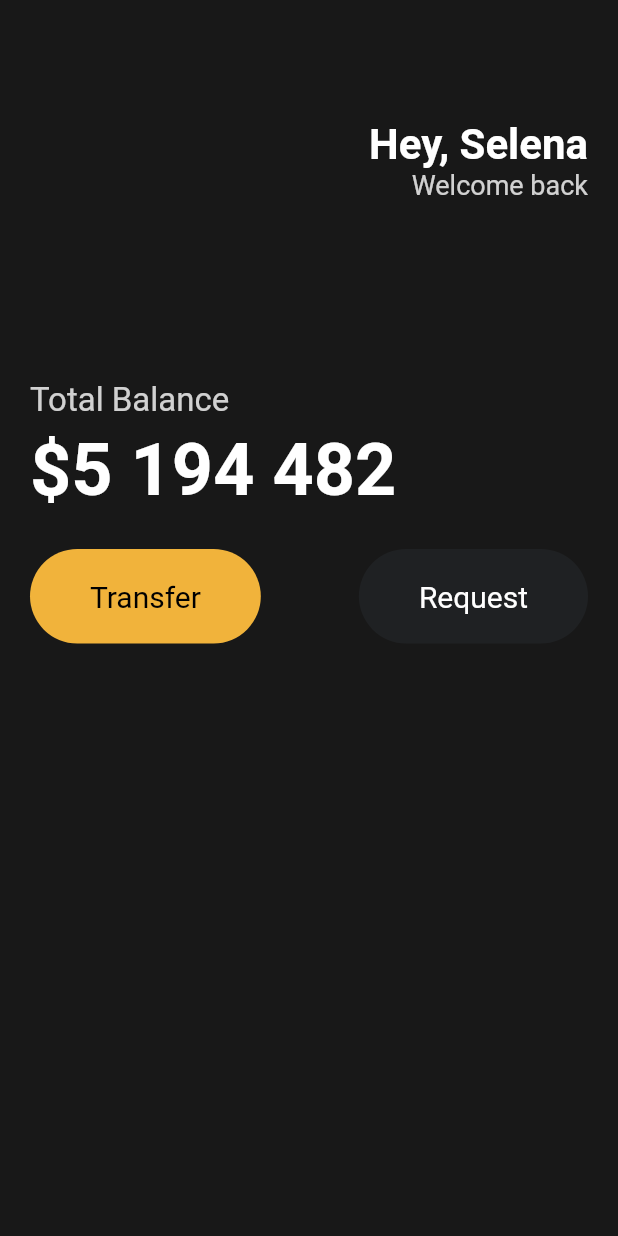
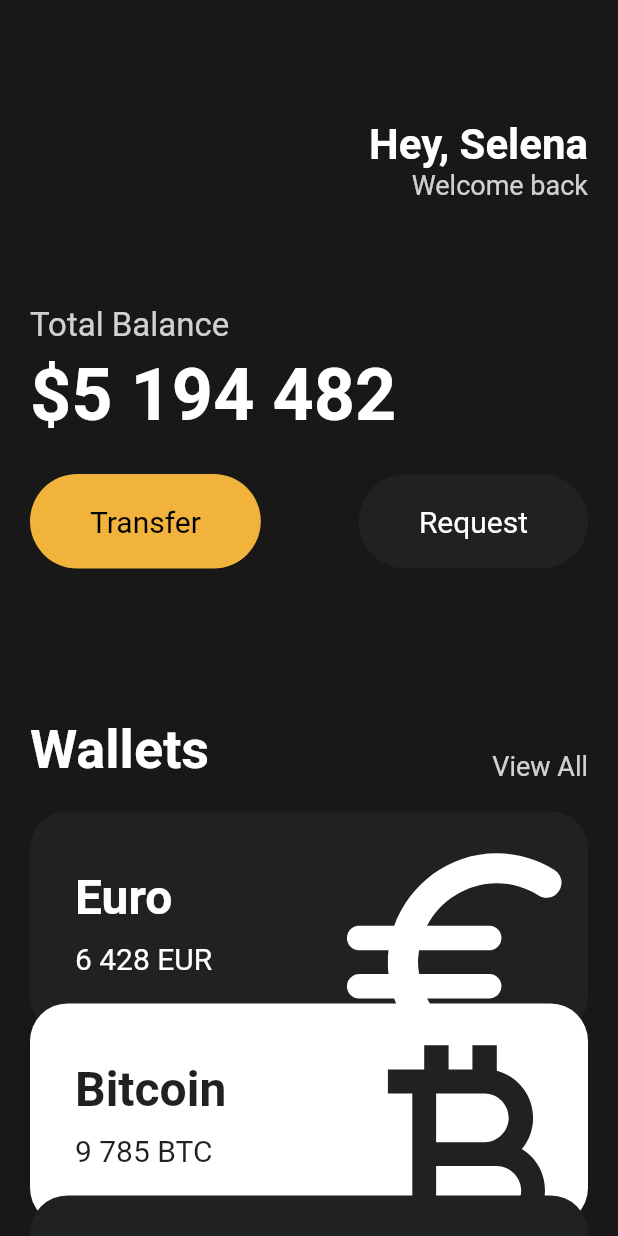
Before and after one commit to sungheeyoon/flutter-webtoons, a Flutter app: the screen it shows after launch, on a phone screen of 412 x 824 dp. Run offline on Flutter 3.47's test engine with Material 2 defaults, Android fonts, the phone set to English and light mode, and no system bars.

Commit message:
Finished UI Challenge

```diff
--- a/lib/main.dart
+++ b/lib/main.dart
@@ -1,5 +1,6 @@
 import 'package:flutter/material.dart';
 import 'package:webtoons/widgets/button.dart';
+import 'package:webtoons/widgets/currency_card.dart';
 
 void main() {
   runApp(App());
@@ -11,7 +12,8 @@
     return MaterialApp(
       home: Scaffold(
         backgroundColor: const Color(0xFF181818),
-        body: Padding(
+        body: SingleChildScrollView(
+          child: Padding(
             padding: const EdgeInsets.symmetric(
               horizontal: 20,
             ),
@@ -47,7 +49,7 @@
                   ],
                 ),
                 const SizedBox(
-                height: 120,
+                  height: 70,
                 ),
                 const Text('Total Balance',
                     style: TextStyle(
@@ -78,8 +80,57 @@
                         bgColor: Color(0xFF1F2123),
                         textColor: Colors.white)
                   ],
+                ),
+                const SizedBox(
+                  height: 100,
+                ),
+                Row(
+                  crossAxisAlignment: CrossAxisAlignment.end,
+                  mainAxisAlignment: MainAxisAlignment.spaceBetween,
+                  children: [
+                    const Text(
+                      'Wallets',
+                      style: TextStyle(
+                          color: Colors.white,
+                          fontSize: 36,
+                          fontWeight: FontWeight.w600),
+                    ),
+                    Text(
+                      'View All',
+                      style: TextStyle(
+                          color: Colors.white.withOpacity(0.8), fontSize: 18),
                     )
                   ],
+                ),
+                const SizedBox(
+                  height: 20,
+                ),
+                const CurrencyCard(
+                  name: "Euro",
+                  code: 'EUR',
+                  amount: '6 428',
+                  icon: Icons.euro_rounded,
+                  isInverted: false,
+                  offsetY: 0,
+                ),
+                const CurrencyCard(
+                  name: "Bitcoin",
+                  code: 'BTC',
+                  amount: '9 785',
+                  icon: Icons.currency_bitcoin,
+                  isInverted: true,
+                  offsetY: -20,
+                ),
+                const CurrencyCard(
+                  name: "Dollar",
+                  code: 'USD',
+                  amount: '128',
+                  icon: Icons.attach_money_outlined,
+                  isInverted: false,
+                  offsetY: -40,
+                ),
+              ],
+            ),
           ),
         ),
       ),
--- /dev/null
+++ b/lib/widgets/currency_card.dart
@@ -0,0 +1,90 @@
+import 'package:flutter/material.dart';
+
+class CurrencyCard extends StatelessWidget {
+  final String name, code, amount;
+  final IconData icon;
+  final bool isInverted;
+  final double offsetY;
+
+  final _blackColor = const Color(0xFF1F2123);
+
+  const CurrencyCard(
+      {super.key,
+      required this.name,
+      required this.code,
+      required this.amount,
+      required this.icon,
+      required this.isInverted,
+      required this.offsetY});
+  @override
+  Widget build(BuildContext context) {
+    return Transform.translate(
+      offset: Offset(0, offsetY),
+      child: Container(
+        clipBehavior: Clip.hardEdge,
+        decoration: BoxDecoration(
+            color: isInverted ? Colors.white : _blackColor,
+            borderRadius: BorderRadius.circular(25)),
+        child: Padding(
+          padding: const EdgeInsets.all(30),
+          child: Row(
+            mainAxisAlignment: MainAxisAlignment.spaceBetween,
+            children: [
+              Column(
+                crossAxisAlignment: CrossAxisAlignment.start,
+                children: [
+                  Text(
+                    name,
+                    style: TextStyle(
+                      color: isInverted ? _blackColor : Colors.white,
+                      fontSize: 32,
+                      fontWeight: FontWeight.w600,
+                    ),
+                  ),
+                  const SizedBox(
+                    height: 10,
+                  ),
+                  Row(
+                    children: [
+                      Text(
+                        amount,
+                        style: TextStyle(
+                          color: isInverted ? _blackColor : Colors.white,
+                          fontSize: 20,
+                        ),
+                      ),
+                      const SizedBox(
+                        width: 5,
+                      ),
+                      Text(
+                        code,
+                        style: TextStyle(
+                          color: isInverted ? _blackColor : Colors.white,
+                          fontSize: 20,
+                        ),
+                      ),
+                    ],
+                  )
+                ],
+              ),
+              Transform.scale(
+                scale: 2.2,
+                child: Transform.translate(
+                  offset: const Offset(
+                    -5,
+                    12,
+                  ),
+                  child: Icon(
+                    icon,
+                    color: isInverted ? _blackColor : Colors.white,
+                    size: 88,
+                  ),
+                ),
+              )
+            ],
+          ),
+        ),
+      ),
+    );
+  }
+}
```
Lines whose indentation alone changed are shown as unchanged.
